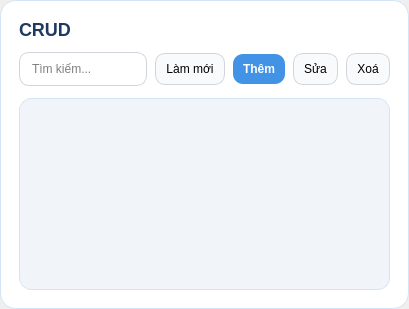
Before: the Qt Designer form app/ui/crud_grid_page.ui in thaieaut-engineer/Cong-nghe-phan-mem, drawn with Qt 5.
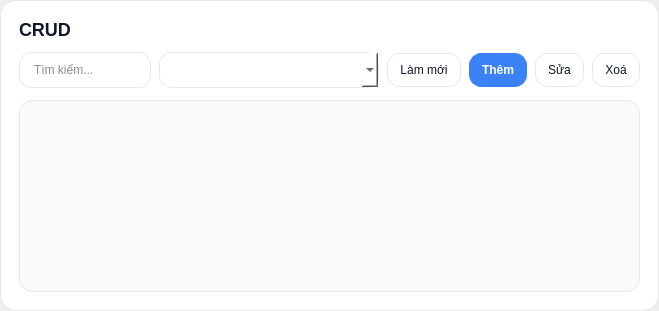
After: the same form once the commit is applied.

Diff of the .ui file:
```diff
--- a/app/ui/crud_grid_page.ui
+++ b/app/ui/crud_grid_page.ui
@@ -21,7 +21,24 @@
    <item>
     <widget class="QFrame" name="card" native="true">
      <property name="styleSheet">
-      <string notr="true">QFrame#card{background:#ffffff;border:1px solid #d4e4f7;border-radius:16px;} QLabel#lblTitle{font-size:18px;font-weight:700;color:#1e3a5f;} QLineEdit{padding:8px 10px;border:1px solid #d1d5db;border-radius:10px;} QLineEdit:focus{border:1px solid #4293e6;} QPushButton{padding:8px 10px;border-radius:10px;border:1px solid #d1d5db;background:#f9fafb;} QPushButton:hover{background:#eef6ff;border-color:#93c5fd;} QPushButton:pressed{background:#dbeafe;} QPushButton#btnAdd{background:#4293e6;border:none;color:white;font-weight:600;} QPushButton#btnAdd:hover{background:#3a8adb;} QPushButton#btnAdd:pressed{background:#2f7bc8;} QListWidget{border:1px solid #d4e4f7;border-radius:12px;background:#f1f5f9;outline:0;} QListWidget::item{background:#ffffff;border:1px solid #e2e8f0;border-radius:14px;padding:10px;margin:8px;color:#1e3a5f;} QListWidget::item:hover{border:2px solid #60a5fa;} QListWidget::item:selected{background:qlineargradient(x1:0,y1:0,x2:0,y2:1,stop:0 #ffffff,stop:1 #e0f2fe);border:2px solid #4293e6;color:#0f3558;} QListWidget::item:selected:hover{border:2px solid #2563eb;background:qlineargradient(x1:0,y1:0,x2:0,y2:1,stop:0 #f0f9ff,stop:1 #dbeafe);}</string>
+      <string notr="true">QFrame#card{background:#ffffff;border:1px solid #e5e7eb;border-radius:16px;}
+QLabel#lblTitle{font-size:18px;font-weight:800;color:#0f172a;}
+QLineEdit{padding:9px 12px;border:1px solid #e5e7eb;border-radius:12px;background:#ffffff;color:#0f172a;}
+QLineEdit:focus{border:1px solid #3b82f6;}
+QComboBox{padding:9px 12px;border:1px solid #e5e7eb;border-radius:12px;background:#ffffff;color:#0f172a;}
+QComboBox:focus{border:1px solid #3b82f6;}
+QPushButton{padding:9px 12px;border-radius:12px;border:1px solid #e5e7eb;background:#ffffff;color:#0f172a;}
+QPushButton:hover{background:#f8fafc;border-color:#cbd5e1;}
+QPushButton:pressed{background:#f1f5f9;}
+QPushButton:disabled{background:#f8fafc;color:#94a3b8;border-color:#e5e7eb;}
+QPushButton#btnAdd{background:#3b82f6;border:1px solid #3b82f6;color:white;font-weight:700;}
+QPushButton#btnAdd:hover{background:#2563eb;border-color:#2563eb;}
+QPushButton#btnAdd:pressed{background:#1d4ed8;border-color:#1d4ed8;}
+QListWidget{border:1px solid #e5e7eb;border-radius:14px;background:#f8fafc;outline:0;}
+QListWidget::item{background:#ffffff;border:1px solid #e5e7eb;border-radius:14px;padding:12px;margin:8px;color:#0f172a;}
+QListWidget::item:hover{border:1px solid #93c5fd;background:#f8fafc;}
+QListWidget::item:selected{background:#dbeafe;border:1px solid #3b82f6;color:#0f172a;}
+QListWidget::item:selected:hover{background:#bfdbfe;border:1px solid #2563eb;}</string>
      </property>
      <layout class="QVBoxLayout" name="cardLayout">
       <property name="leftMargin">
@@ -58,6 +75,16 @@
           </property>
          </widget>
         </item>
+       <item>
+        <widget class="QComboBox" name="comboFilter">
+         <property name="minimumSize">
+          <size>
+           <width>220</width>
+           <height>0</height>
+          </size>
+         </property>
+        </widget>
+       </item>
         <item>
          <widget class="QPushButton" name="btnRefresh">
           <property name="text">
```
